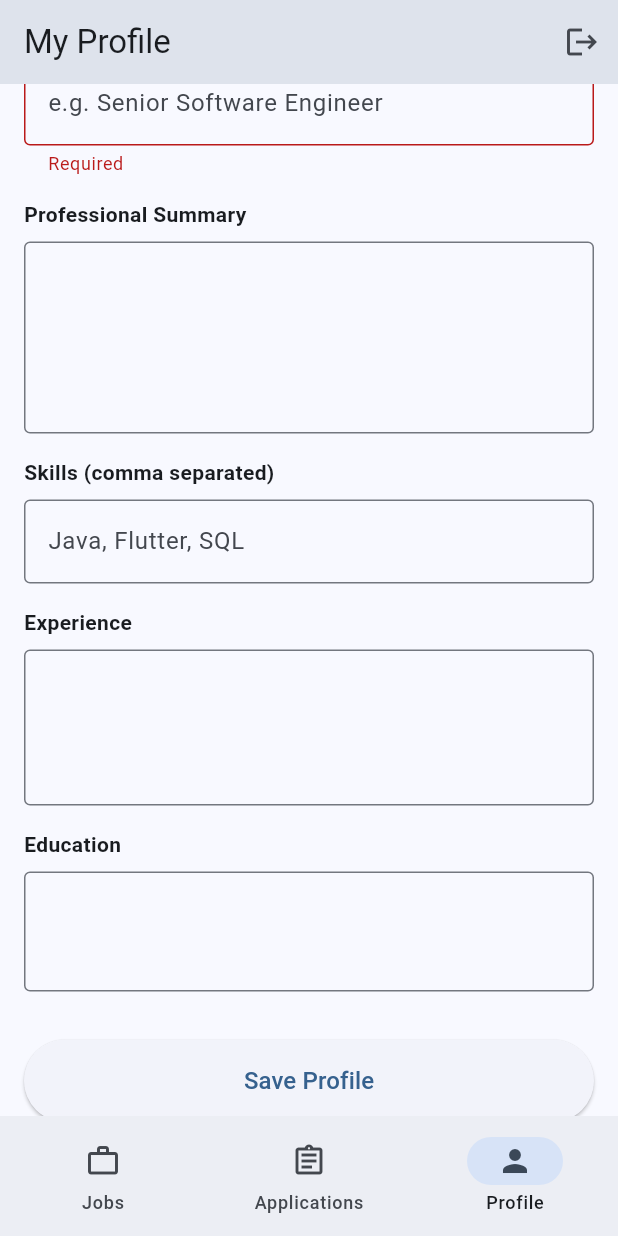
After one commit to sishanhewa/SE3090_SE012, a Flutter app: the MainNavigationScreen screen opened by its route, item 3 of the bottom bar chosen, scrolled down 103 dp, after a tap on "Save Profile", on a phone screen of 412 x 824 dp. The commit adds this screen. Run offline on Flutter 3.47's test engine with Material 3 defaults, Android fonts, the phone set to English and light mode, and no system bars; our stand-ins replace go_router, shared_preferences; accounts and stored records are empty; statements that could not run were skipped.

Commit message:
feat(flutter): add candidate profile, applications list, apply, and navigation

```diff
--- /dev/null
+++ b/frontend/flutter_app/lib/core/navigation/main_navigation_screen.dart
@@ -0,0 +1,56 @@
+import 'package:flutter/material.dart';
+import '../../features/jobs/screens/job_list_screen.dart';
+import '../../features/applications/screens/my_applications_screen.dart';
+import '../../features/profile/screens/candidate_profile_screen.dart';
+
+class MainNavigationScreen extends StatefulWidget {
+  const MainNavigationScreen({Key? key}) : super(key: key);
+
+  @override
+  _MainNavigationScreenState createState() => _MainNavigationScreenState();
+}
+
+class _MainNavigationScreenState extends State<MainNavigationScreen> {
+  int _currentIndex = 0;
+
+  final List<Widget> _screens = [
+    const JobListScreen(),
+    const MyApplicationsScreen(),
+    const CandidateProfileScreen(),
+  ];
+
+  @override
+  Widget build(BuildContext context) {
+    return Scaffold(
+      body: IndexedStack(
+        index: _currentIndex,
+        children: _screens,
+      ),
+      bottomNavigationBar: NavigationBar(
+        selectedIndex: _currentIndex,
+        onDestinationSelected: (index) {
+          setState(() {
+            _currentIndex = index;
+          });
+        },
+        destinations: const [
+          NavigationDestination(
+            icon: Icon(Icons.work_outline),
+            selectedIcon: Icon(Icons.work),
+            label: 'Jobs',
+          ),
+          NavigationDestination(
+            icon: Icon(Icons.assignment_outlined),
+            selectedIcon: Icon(Icons.assignment),
+            label: 'Applications',
+          ),
+          NavigationDestination(
+            icon: Icon(Icons.person_outline),
+            selectedIcon: Icon(Icons.person),
+            label: 'Profile',
+          ),
+        ],
+      ),
+    );
+  }
+}
--- /dev/null
+++ b/frontend/flutter_app/lib/features/applications/screens/my_applications_screen.dart
@@ -0,0 +1,115 @@
+import 'dart:convert';
+import 'package:flutter/material.dart';
+import '../../core/api/api_client.dart';
+import 'application_detail_screen.dart';
+
+class MyApplicationsScreen extends StatefulWidget {
+  const MyApplicationsScreen({Key? key}) : super(key: key);
+
+  @override
+  _MyApplicationsScreenState createState() => _MyApplicationsScreenState();
+}
+
+class _MyApplicationsScreenState extends State<MyApplicationsScreen> {
+  final ApiClient _apiClient = ApiClient();
+  List<dynamic> _applications = [];
+  bool _isLoading = true;
+
+  @override
+  void initState() {
+    super.initState();
+    _fetchApplications();
+  }
+
+  Future<void> _fetchApplications() async {
+    try {
+      final response = await _apiClient.get('/applications/mine');
+      if (response.statusCode == 200) {
+        final data = jsonDecode(response.body);
+        setState(() {
+          _applications = data['items'] ?? [];
+          _isLoading = false;
+        });
+      } else {
+        setState(() => _isLoading = false);
+      }
+    } catch (e) {
+      setState(() => _isLoading = false);
+    }
+  }
+
+  Color _getStatusColor(String status) {
+    switch (status) {
+      case 'Submitted':
+        return Colors.blue;
+      case 'Screening':
+      case 'Shortlisted':
+      case 'Interview':
+        return Colors.orange;
+      case 'Offered':
+      case 'Hired':
+        return Colors.green;
+      case 'Rejected':
+      case 'Withdrawn':
+        return Colors.red;
+      default:
+        return Colors.grey;
+    }
+  }
+
+  @override
+  Widget build(BuildContext context) {
+    return Scaffold(
+      appBar: AppBar(title: const Text('My Applications')),
+      body: _isLoading
+          ? const Center(child: CircularProgressIndicator())
+          : _applications.isEmpty
+              ? const Center(child: Text("You haven't submitted any applications yet."))
+              : ListView.builder(
+                  itemCount: _applications.length,
+                  itemBuilder: (context, index) {
+                    final app = _applications[index];
+                    return Card(
+                      margin: const EdgeInsets.symmetric(horizontal: 16, vertical: 8),
+                      child: ListTile(
+                        title: Text(app['jobTitle'] ?? 'Unknown Job', style: const TextStyle(fontWeight: FontWeight.bold)),
+                        subtitle: Column(
+                          crossAxisAlignment: CrossAxisAlignment.start,
+                          children: [
+                            Text(app['companyName'] ?? ''),
+                            const SizedBox(height: 4),
+                            Container(
+                              padding: const EdgeInsets.symmetric(horizontal: 8, vertical: 2),
+                              decoration: BoxDecoration(
+                                color: _getStatusColor(app['status']).withOpacity(0.1),
+                                borderRadius: BorderRadius.circular(12),
+                                border: Border.all(color: _getStatusColor(app['status'])),
+                              ),
+                              child: Text(
+                                app['status'],
+                                style: TextStyle(
+                                  color: _getStatusColor(app['status']),
+                                  fontSize: 12,
+                                  fontWeight: FontWeight.bold,
+                                ),
+                              ),
+                            )
+                          ],
+                        ),
+                        trailing: const Icon(Icons.chevron_right),
+                        isThreeLine: true,
+                        onTap: () {
+                          Navigator.push(
+                            context,
+                            MaterialPageRoute(
+                              builder: (context) => ApplicationDetailScreen(applicationId: app['id']),
+                            ),
+                          ).then((_) => _fetchApplications());
+                        },
+                      ),
+                    );
+                  },
+                ),
+    );
+  }
+}
--- /dev/null
+++ b/frontend/flutter_app/lib/features/profile/screens/candidate_profile_screen.dart
@@ -0,0 +1,197 @@
+import 'dart:convert';
+import 'package:flutter/material.dart';
+import 'package:provider/provider.dart';
+import '../../core/api/api_client.dart';
+import '../../core/auth/auth_provider.dart';
+
+class CandidateProfileScreen extends StatefulWidget {
+  const CandidateProfileScreen({Key? key}) : super(key: key);
+
+  @override
+  _CandidateProfileScreenState createState() => _CandidateProfileScreenState();
+}
+
+class _CandidateProfileScreenState extends State<CandidateProfileScreen> {
+  final ApiClient _apiClient = ApiClient();
+  final _formKey = GlobalKey<FormState>();
+
+  bool _isLoading = true;
+  bool _isSaving = false;
+  Map<String, dynamic>? _profile;
+
+  final _headlineController = TextEditingController();
+  final _summaryController = TextEditingController();
+  final _skillsController = TextEditingController();
+  final _experienceController = TextEditingController();
+  final _educationController = TextEditingController();
+
+  @override
+  void initState() {
+    super.initState();
+    _fetchProfile();
+  }
+
+  Future<void> _fetchProfile() async {
+    try {
+      final response = await _apiClient.get('/candidateprofiles/me');
+      if (response.statusCode == 200) {
+        final data = jsonDecode(response.body);
+        setState(() {
+          _profile = data;
+          _headlineController.text = data['headline'] ?? '';
+          _summaryController.text = data['professionalSummary'] ?? '';
+          _skillsController.text = data['skills'] ?? '';
+          _experienceController.text = data['experience'] ?? '';
+          _educationController.text = data['education'] ?? '';
+          _isLoading = false;
+        });
+      } else if (response.statusCode == 404) {
+        // Profile doesn't exist yet
+        setState(() => _isLoading = false);
+      } else {
+        setState(() => _isLoading = false);
+      }
+    } catch (e) {
+      setState(() => _isLoading = false);
+    }
+  }
+
+  Future<void> _saveProfile() async {
+    if (!_formKey.currentState!.validate()) return;
+
+    setState(() => _isSaving = true);
+
+    final payload = jsonEncode({
+      'headline': _headlineController.text,
+      'professionalSummary': _summaryController.text,
+      'skills': _skillsController.text,
+      'experience': _experienceController.text,
+      'education': _educationController.text,
+    });
+
+    try {
+      final isUpdate = _profile != null;
+      final response = isUpdate
+          ? await _apiClient.put('/candidateprofiles/me', payload)
+          : await _apiClient.post('/candidateprofiles', payload);
+
+      if (response.statusCode == 200 || response.statusCode == 201) {
+        ScaffoldMessenger.of(context).showSnackBar(const SnackBar(content: Text('Profile saved successfully!')));
+        _fetchProfile();
+      } else {
+        ScaffoldMessenger.of(context).showSnackBar(const SnackBar(content: Text('Failed to save profile')));
+      }
+    } catch (e) {
+      ScaffoldMessenger.of(context).showSnackBar(const SnackBar(content: Text('Network error')));
+    } finally {
+      setState(() => _isSaving = false);
+    }
+  }
+
+  @override
+  void dispose() {
+    _headlineController.dispose();
+    _summaryController.dispose();
+    _skillsController.dispose();
+    _experienceController.dispose();
+    _educationController.dispose();
+    super.dispose();
+  }
+
+  @override
+  Widget build(BuildContext context) {
+    final authProvider = Provider.of<AuthProvider>(context, listen: false);
+
+    if (_isLoading) {
+      return Scaffold(
+        appBar: AppBar(title: const Text('My Profile')),
+        body: const Center(child: CircularProgressIndicator()),
+      );
+    }
+
+    return Scaffold(
+      appBar: AppBar(
+        title: const Text('My Profile'),
+        actions: [
+          IconButton(
+            icon: const Icon(Icons.logout),
+            onPressed: () => authProvider.logout(),
+          ),
+        ],
+      ),
+      body: SingleChildScrollView(
+        padding: const EdgeInsets.all(16),
+        child: Form(
+          key: _formKey,
+          child: Column(
+            crossAxisAlignment: CrossAxisAlignment.start,
+            children: [
+              if (_profile == null)
+                Container(
+                  padding: const EdgeInsets.all(12),
+                  margin: const EdgeInsets.bottom(16),
+                  color: Colors.amber.shade100,
+                  child: const Text('Please complete your profile to apply for jobs.'),
+                ),
+
+              const Text('Headline', style: TextStyle(fontWeight: FontWeight.bold)),
+              const SizedBox(height: 8),
+              TextFormField(
+                controller: _headlineController,
+                decoration: const InputDecoration(border: OutlineInputBorder(), hintText: 'e.g. Senior Software Engineer'),
+                validator: (val) => val == null || val.isEmpty ? 'Required' : null,
+              ),
+              const SizedBox(height: 16),
+
+              const Text('Professional Summary', style: TextStyle(fontWeight: FontWeight.bold)),
+              const SizedBox(height: 8),
+              TextFormField(
+                controller: _summaryController,
+                maxLines: 4,
+                decoration: const InputDecoration(border: OutlineInputBorder()),
+              ),
+              const SizedBox(height: 16),
+
+              const Text('Skills (comma separated)', style: TextStyle(fontWeight: FontWeight.bold)),
+              const SizedBox(height: 8),
+              TextFormField(
+                controller: _skillsController,
+                decoration: const InputDecoration(border: OutlineInputBorder(), hintText: 'Java, Flutter, SQL'),
+              ),
+              const SizedBox(height: 16),
+
+              const Text('Experience', style: TextStyle(fontWeight: FontWeight.bold)),
+              const SizedBox(height: 8),
+              TextFormField(
+                controller: _experienceController,
+                maxLines: 3,
+                decoration: const InputDecoration(border: OutlineInputBorder()),
+              ),
+              const SizedBox(height: 16),
+
+              const Text('Education', style: TextStyle(fontWeight: FontWeight.bold)),
+              const SizedBox(height: 8),
+              TextFormField(
+                controller: _educationController,
+                maxLines: 2,
+                decoration: const InputDecoration(border: OutlineInputBorder()),
+              ),
+              const SizedBox(height: 32),
+
+              SizedBox(
+                width: double.infinity,
+                child: ElevatedButton(
+                  style: ElevatedButton.styleFrom(padding: const EdgeInsets.symmetric(vertical: 16)),
+                  onPressed: _isSaving ? null : _saveProfile,
+                  child: _isSaving
+                    ? const CircularProgressIndicator(color: Colors.white)
+                    : const Text('Save Profile', style: TextStyle(fontSize: 16)),
+                ),
+              )
+            ],
+          ),
+        ),
+      ),
+    );
+  }
+}
```
Also changed, not shown: frontend/flutter_app/lib/features/applications/screens/application_detail_screen.dart (added, +160 -0 lines), frontend/flutter_app/lib/features/jobs/screens/job_apply_screen.dart (added, +140 -0 lines), frontend/flutter_app/lib/features/jobs/screens/job_detail_screen.dart (+15 -4 lines), frontend/flutter_app/lib/main.dart (+4 -4 lines).
